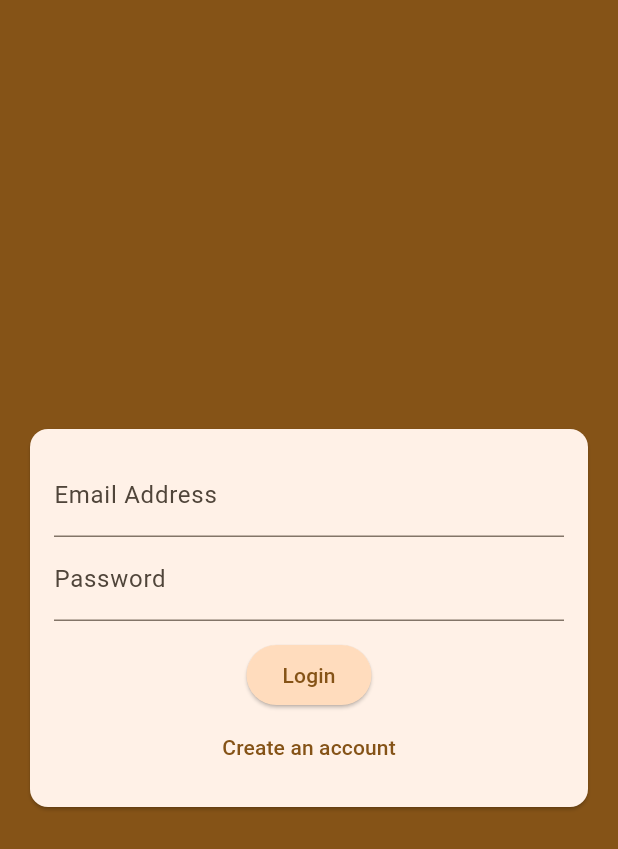
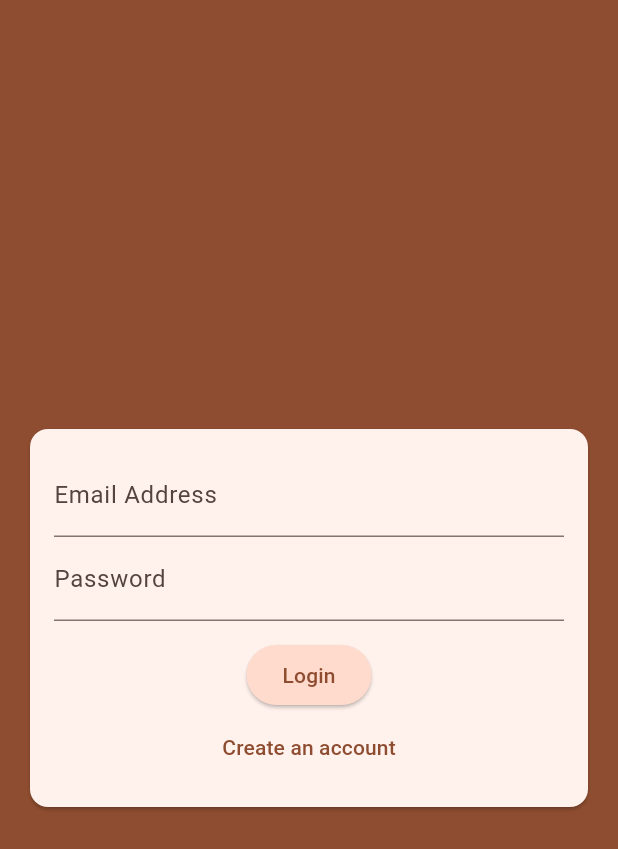
Before and after one commit to amosi999/mncare, a Flutter app: the screen it shows after launch, on a phone screen of 412 x 824 dp. Shown: the top 849 px of the screen. Run offline on Flutter 3.47's test engine with Material 3 defaults, Android fonts, the phone set to English and light mode, and no system bars; our stand-ins replace firebase_auth, firebase_core, syncfusion_flutter_calendar; accounts and stored records are empty.

Commit message:
chore: 테마 색상 변경

```diff
--- a/lib/main.dart
+++ b/lib/main.dart
@@ -1,9 +1,9 @@
 import 'package:firebase_auth/firebase_auth.dart';
+import 'package:firebase_core/firebase_core.dart';
 import 'package:flutter/material.dart';
-
-import 'package:firebase_core/firebase_core.dart';
 import 'package:mncare/screens/auth_screen.dart';
 import 'package:mncare/screens/main_screen.dart';
+
 import 'firebase_options.dart';
 
 void main() async {
@@ -23,7 +23,7 @@ class MyApp extends StatelessWidget {
       title: 'Pet Care App',
       theme: ThemeData().copyWith(
         colorScheme: ColorScheme.fromSeed(
-          seedColor: const Color.fromARGB(255, 228, 137, 1),
+          seedColor: const Color.fromARGB(255, 235, 91, 0),
         ),
       ),
       //home: const MainScreen(),
```
